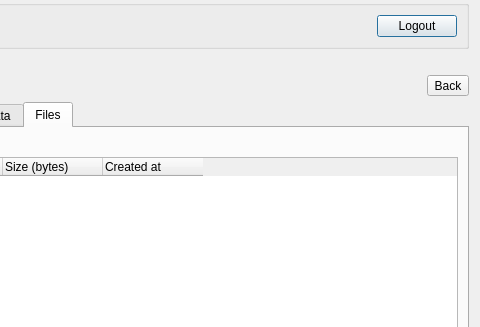
Before: the Qt Designer form qfieldsync/ui/cloud_projects_dialog.ui in opengisch/qfieldsync, drawn with Qt 5; both pictures show x 120 to 600 and y 0 to 327 of the 600 by 570 pixel window.
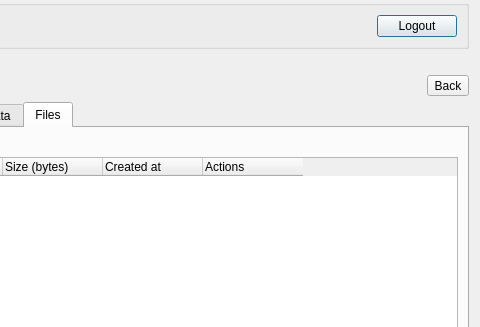
After: the same form once the commit is applied. The open tabs and pages were chosen to show the change. Icons and pictures are not drawn.

Patch:
```diff
--- a/qfieldsync/ui/cloud_projects_dialog.ui
+++ b/qfieldsync/ui/cloud_projects_dialog.ui
@@ -488,7 +488,7 @@
            <item>
             <widget class="QTreeWidget" name="projectFilesTree">
              <property name="columnCount">
-              <number>3</number>
+              <number>4</number>
              </property>
              <attribute name="headerStretchLastSection">
               <bool>false</bool>
@@ -508,6 +508,11 @@
                <string>Created at</string>
               </property>
              </column>
+             <column>
+              <property name="text">
+               <string>Actions</string>
+              </property>
+             </column>
             </widget>
            </item>
           </layout>
```
Left out of the diff: 9 changed lines with no effect on the pictures.
